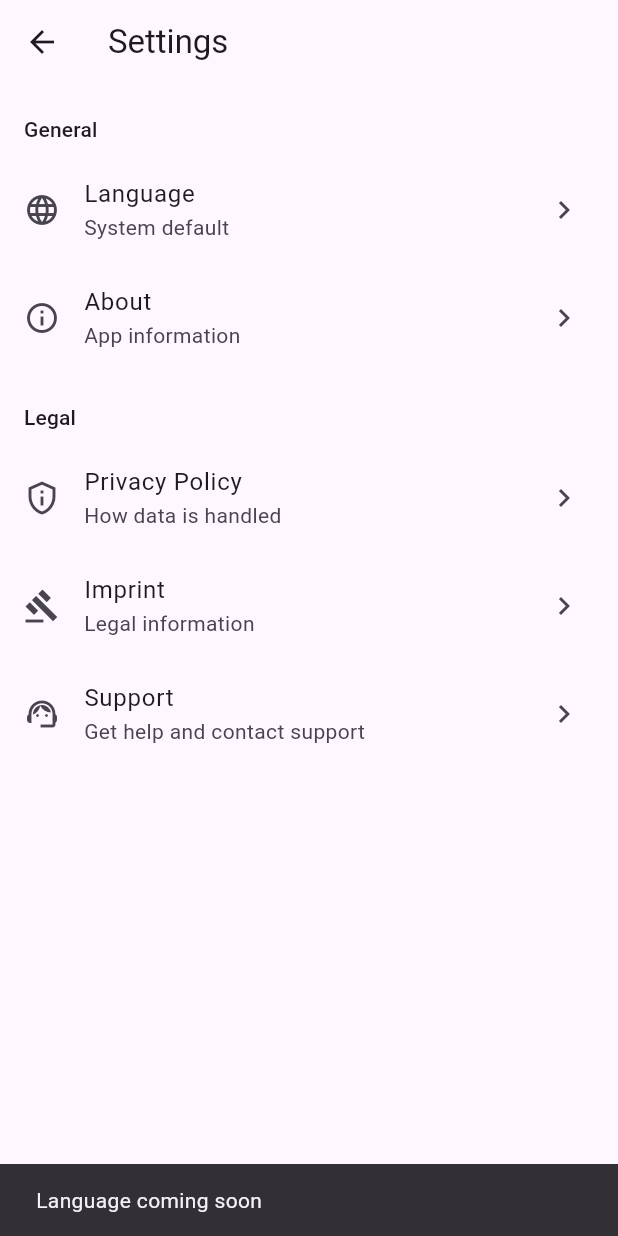
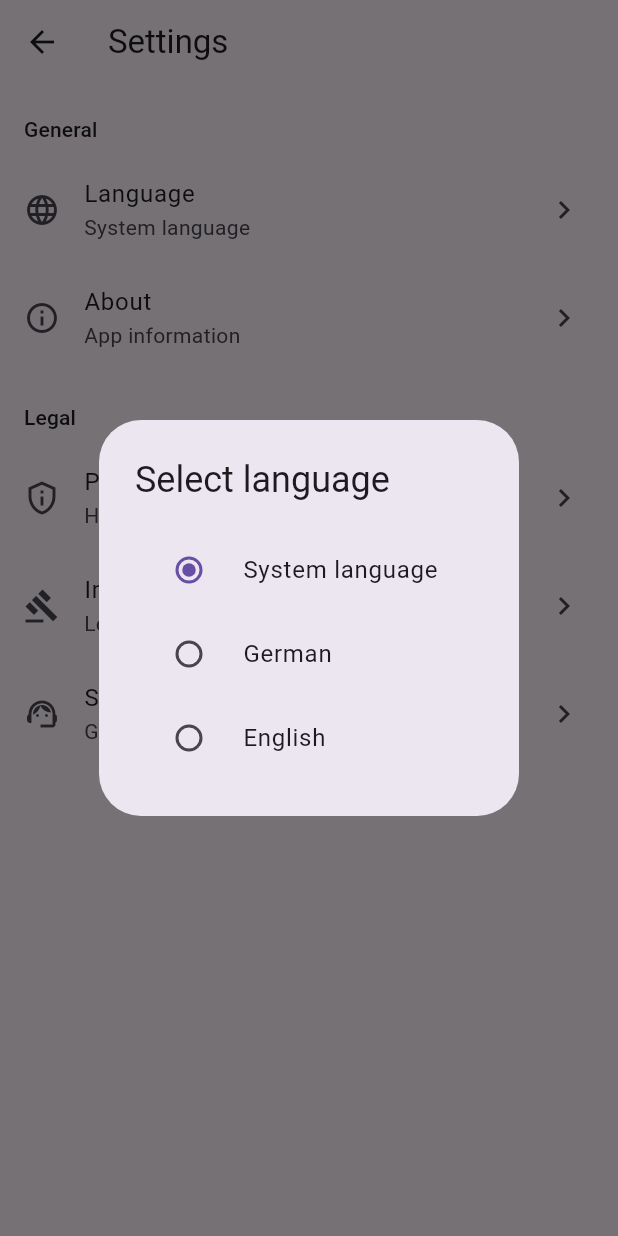
Before and after one commit to jchillah/asa-server-eye, a Flutter app: the SettingsScreen screen opened directly, after a tap on "Language", on a phone screen of 412 x 824 dp. Run offline on Flutter 3.47's test engine with Material 3 defaults, Android fonts, the phone set to English and light mode, and no system bars; our stand-ins replace dio, flutter_riverpod; network calls fail.

Commit message:
feat: add language selection in settings

```diff
--- a/lib/app/app.dart
+++ b/lib/app/app.dart
@@ -1,17 +1,22 @@
 // app/app.dart
 import 'package:flutter/material.dart';
 import 'package:flutter_localizations/flutter_localizations.dart';
+import 'package:flutter_riverpod/flutter_riverpod.dart';
 
+import '../core/presentation/l10n/locale_controller.dart';
 import '../l10n/app_localizations.dart';
 import 'presentation/app_shell.dart';
 
-class AsaServerEyeApp extends StatelessWidget {
+class AsaServerEyeApp extends ConsumerWidget {
   const AsaServerEyeApp({super.key});
 
   @override
-  Widget build(BuildContext context) {
+  Widget build(BuildContext context, WidgetRef ref) {
+    final locale = ref.watch(localeControllerProvider);
+
     return MaterialApp(
       debugShowCheckedModeBanner: false,
+      locale: locale,
       onGenerateTitle: (context) => AppLocalizations.of(context)!.appTitle,
       supportedLocales: AppLocalizations.supportedLocales,
       localizationsDelegates: const [
--- a/lib/features/settings/presentation/screens/settings_screen.dart
+++ b/lib/features/settings/presentation/screens/settings_screen.dart
@@ -1,13 +1,23 @@
 // features/settings/presentation/screens/settings_screen.dart
 import 'package:flutter/material.dart';
+import 'package:flutter_riverpod/flutter_riverpod.dart';
 
 import '../../../../core/extensions/context_l10n.dart';
+import '../../../../core/presentation/l10n/locale_controller.dart';
 
-class SettingsScreen extends StatelessWidget {
+class SettingsScreen extends ConsumerWidget {
   const SettingsScreen({super.key});
 
   @override
-  Widget build(BuildContext context) {
+  Widget build(BuildContext context, WidgetRef ref) {
+    final locale = ref.watch(localeControllerProvider);
+
+    final languageSubtitle = switch (locale?.languageCode) {
+      'de' => context.l10n.german,
+      'en' => context.l10n.english,
+      _ => context.l10n.systemLanguage,
+    };
+
     return Scaffold(
       appBar: AppBar(title: Text(context.l10n.settings)),
       body: ListView(
@@ -16,31 +26,110 @@ class SettingsScreen extends StatelessWidget {
           _SettingsTile(
             icon: Icons.language,
             title: context.l10n.language,
-            subtitle: context.l10n.systemDefault,
+            subtitle: languageSubtitle,
+            onTap: () => _showLanguageDialog(context, ref),
           ),
           _SettingsTile(
             icon: Icons.info_outline,
             title: context.l10n.about,
             subtitle: context.l10n.appInformation,
+            onTap: () {
+              ScaffoldMessenger.of(context).showSnackBar(
+                SnackBar(
+                  content: Text(context.l10n.comingSoon(context.l10n.about)),
+                ),
+              );
+            },
           ),
           _SettingsSectionHeader(title: context.l10n.legal),
           _SettingsTile(
             icon: Icons.privacy_tip_outlined,
             title: context.l10n.privacyPolicy,
             subtitle: context.l10n.howDataIsHandled,
+            onTap: () {
+              ScaffoldMessenger.of(context).showSnackBar(
+                SnackBar(
+                  content: Text(
+                    context.l10n.comingSoon(context.l10n.privacyPolicy),
+                  ),
+                ),
+              );
+            },
           ),
           _SettingsTile(
             icon: Icons.gavel_outlined,
             title: context.l10n.imprint,
             subtitle: context.l10n.legalInformation,
+            onTap: () {
+              ScaffoldMessenger.of(context).showSnackBar(
+                SnackBar(
+                  content: Text(context.l10n.comingSoon(context.l10n.imprint)),
+                ),
+              );
+            },
           ),
           _SettingsTile(
             icon: Icons.support_agent,
             title: context.l10n.support,
             subtitle: context.l10n.getHelpAndContactSupport,
+            onTap: () {
+              ScaffoldMessenger.of(context).showSnackBar(
+                SnackBar(
+                  content: Text(context.l10n.comingSoon(context.l10n.support)),
+                ),
+              );
+            },
           ),
         ],
       ),
+    );
+  }
+
+  Future<void> _showLanguageDialog(BuildContext context, WidgetRef ref) async {
+    final controller = ref.read(localeControllerProvider.notifier);
+    final currentLocale = ref.read(localeControllerProvider);
+
+    await showDialog<void>(
+      context: context,
+      builder: (dialogContext) {
+        final currentCode = currentLocale?.languageCode;
+
+        return AlertDialog(
+          title: Text(context.l10n.selectLanguage),
+          content: Column(
+            mainAxisSize: MainAxisSize.min,
+            children: [
+              RadioListTile<String?>(
+                value: null,
+                groupValue: currentCode,
+                title: Text(context.l10n.systemLanguage),
+                onChanged: (_) {
+                  controller.useSystemLocale();
+                  Navigator.of(dialogContext).pop();
+                },
+              ),
+              RadioListTile<String?>(
+                value: 'de',
+                groupValue: currentCode,
+                title: Text(context.l10n.german),
+                onChanged: (_) {
+                  controller.setGerman();
+                  Navigator.of(dialogContext).pop();
+                },
+              ),
+              RadioListTile<String?>(
+                value: 'en',
+                groupValue: currentCode,
+                title: Text(context.l10n.english),
+                onChanged: (_) {
+                  controller.setEnglish();
+                  Navigator.of(dialogContext).pop();
+                },
+              ),
+            ],
+          ),
+        );
+      },
     );
   }
 }
@@ -64,11 +153,13 @@ class _SettingsTile extends StatelessWidget {
     required this.icon,
     required this.title,
     required this.subtitle,
+    required this.onTap,
   });
 
   final IconData icon;
   final String title;
   final String subtitle;
+  final VoidCallback onTap;
 
   @override
   Widget build(BuildContext context) {
@@ -77,11 +168,7 @@ class _SettingsTile extends StatelessWidget {
       title: Text(title),
       subtitle: Text(subtitle),
       trailing: const Icon(Icons.chevron_right),
-      onTap: () {
-        ScaffoldMessenger.of(
-          context,
-        ).showSnackBar(SnackBar(content: Text(context.l10n.comingSoon(title))));
-      },
+      onTap: onTap,
     );
   }
 }
--- a/lib/l10n/app_de.arb
+++ b/lib/l10n/app_de.arb
@@ -162,5 +162,21 @@
         "type": "String"
       }
     }
+  },
+  "systemLanguage": "Systemsprache",
+  "@systemLanguage": {
+    "description": "Sprachoption für die Systemsprache"
+  },
+  "german": "Deutsch",
+  "@german": {
+    "description": "Sprachoption für Deutsch"
+  },
+  "english": "Englisch",
+  "@english": {
+    "description": "Sprachoption für Englisch"
+  },
+  "selectLanguage": "Sprache auswählen",
+  "@selectLanguage": {
+    "description": "Dialogtitel für die Sprachauswahl"
   }
 }
--- a/lib/l10n/app_en.arb
+++ b/lib/l10n/app_en.arb
@@ -162,5 +162,21 @@
         "type": "String"
       }
     }
+  },
+  "systemLanguage": "System language",
+  "@systemLanguage": {
+    "description": "Language option for following the system language"
+  },
+  "german": "German",
+  "@german": {
+    "description": "Language option for German"
+  },
+  "english": "English",
+  "@english": {
+    "description": "Language option for English"
+  },
+  "selectLanguage": "Select language",
+  "@selectLanguage": {
+    "description": "Dialog title for language selection"
   }
 }
--- a/lib/l10n/app_localizations.dart
+++ b/lib/l10n/app_localizations.dart
@@ -316,6 +316,30 @@ abstract class AppLocalizations {
   /// In en, this message translates to:
   /// **'{title} coming soon'**
   String comingSoon(String title);
+
+  /// Language option for following the system language
+  ///
+  /// In en, this message translates to:
+  /// **'System language'**
+  String get systemLanguage;
+
+  /// Language option for German
+  ///
+  /// In en, this message translates to:
+  /// **'German'**
+  String get german;
+
+  /// Language option for English
+  ///
+  /// In en, this message translates to:
+  /// **'English'**
+  String get english;
+
+  /// Dialog title for language selection
+  ///
+  /// In en, this message translates to:
+  /// **'Select language'**
+  String get selectLanguage;
 }
 
 class _AppLocalizationsDelegate extends LocalizationsDelegate<AppLocalizations> {
--- a/lib/l10n/app_localizations_de.dart
+++ b/lib/l10n/app_localizations_de.dart
@@ -124,4 +124,16 @@ class AppLocalizationsDe extends AppLocalizations {
   String comingSoon(String title) {
     return '$title kommt bald';
   }
+
+  @override
+  String get systemLanguage => 'Systemsprache';
+
+  @override
+  String get german => 'Deutsch';
+
+  @override
+  String get english => 'Englisch';
+
+  @override
+  String get selectLanguage => 'Sprache auswählen';
 }
--- a/lib/l10n/app_localizations_en.dart
+++ b/lib/l10n/app_localizations_en.dart
@@ -124,4 +124,16 @@ class AppLocalizationsEn extends AppLocalizations {
   String comingSoon(String title) {
     return '$title coming soon';
   }
+
+  @override
+  String get systemLanguage => 'System language';
+
+  @override
+  String get german => 'German';
+
+  @override
+  String get english => 'English';
+
+  @override
+  String get selectLanguage => 'Select language';
 }
```
Also changed, not shown: lib/core/presentation/l10n/locale_controller.dart (added, +24 -0 lines).
